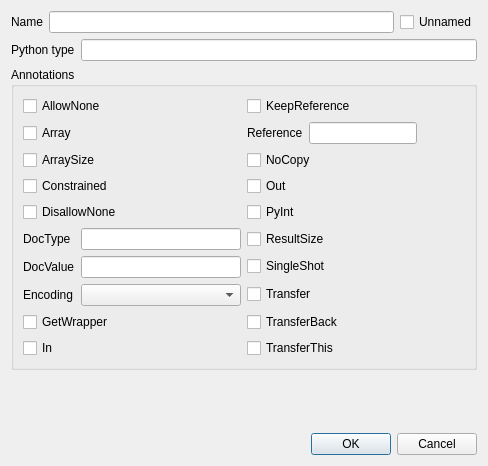
Above: metasip/api_editor/Designer/ArgPropertiesBase.ui from Python-SIP/metasip before the change. Below: the same form after it.
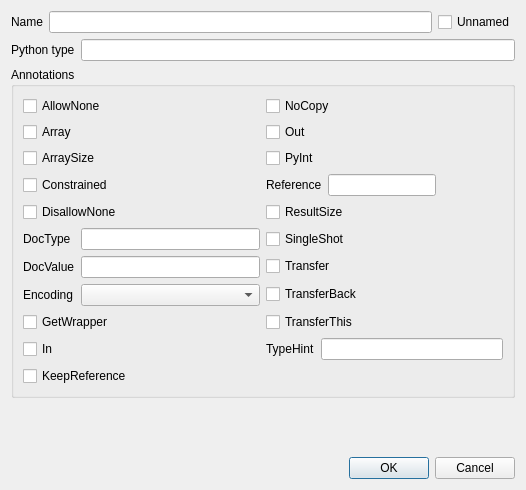
That is the form after the change.

Commit message: Added support for the /TypeHint/ annotations.

```diff
--- a/metasip/api_editor/Designer/ArgPropertiesBase.ui
+++ b/metasip/api_editor/Designer/ArgPropertiesBase.ui
@@ -6,8 +6,8 @@
    <rect>
     <x>0</x>
     <y>0</y>
-    <width>488</width>
-    <height>466</height>
+    <width>526</width>
+    <height>490</height>
    </rect>
   </property>
   <property name="windowTitle">
@@ -55,14 +55,56 @@
       <string>Annotations</string>
      </property>
      <layout class="QGridLayout" name="gridLayout">
-      <item row="3" column="0">
+      <item row="0" column="0">
+       <widget class="QCheckBox" name="allowNoneCb">
+        <property name="text">
+         <string>AllowNone</string>
+        </property>
+       </widget>
+      </item>
+      <item row="0" column="1">
+       <widget class="QCheckBox" name="noCopyCb">
+        <property name="text">
+         <string>NoCopy</string>
+        </property>
+       </widget>
+      </item>
+      <item row="1" column="0">
+       <widget class="QCheckBox" name="arrayCb">
+        <property name="text">
+         <string>Array</string>
+        </property>
+       </widget>
+      </item>
+      <item row="1" column="1">
+       <widget class="QCheckBox" name="outCb">
+        <property name="text">
+         <string>Out</string>
+        </property>
+       </widget>
+      </item>
+      <item row="2" column="0">
        <widget class="QCheckBox" name="arraySizeCb">
         <property name="text">
          <string>ArraySize</string>
         </property>
        </widget>
       </item>
-      <item row="1" column="1">
+      <item row="2" column="1">
+       <widget class="QCheckBox" name="pyIntCb">
+        <property name="text">
+         <string>PyInt</string>
+        </property>
+       </widget>
+      </item>
+      <item row="3" column="0">
+       <widget class="QCheckBox" name="constrainedCb">
+        <property name="text">
+         <string>Constrained</string>
+        </property>
+       </widget>
+      </item>
+      <item row="3" column="1">
        <layout class="QFormLayout" name="formLayout_2">
         <property name="fieldGrowthPolicy">
          <enum>QFormLayout::FieldsStayAtSizeHint</enum>
@@ -79,14 +121,21 @@
         </item>
        </layout>
       </item>
-      <item row="7" column="1">
-       <widget class="QCheckBox" name="pyIntCb">
+      <item row="4" column="0">
+       <widget class="QCheckBox" name="disallowNoneCb">
         <property name="text">
-         <string>PyInt</string>
+         <string>DisallowNone</string>
         </property>
        </widget>
       </item>
-      <item row="8" column="0" rowspan="3">
+      <item row="4" column="1">
+       <widget class="QCheckBox" name="resultSizeCb">
+        <property name="text">
+         <string>ResultSize</string>
+        </property>
+       </widget>
+      </item>
+      <item row="5" column="0" rowspan="3">
        <layout class="QFormLayout" name="formLayout">
         <item row="0" column="0">
          <widget class="QLabel" name="label_3">
@@ -120,101 +169,66 @@
         </item>
        </layout>
       </item>
-      <item row="9" column="1">
+      <item row="5" column="1">
        <widget class="QCheckBox" name="singleShotCb">
         <property name="text">
          <string>SingleShot</string>
         </property>
        </widget>
       </item>
-      <item row="10" column="1">
+      <item row="6" column="1">
        <widget class="QCheckBox" name="transferCb">
         <property name="text">
          <string>Transfer</string>
         </property>
        </widget>
       </item>
-      <item row="11" column="0">
+      <item row="7" column="1">
+       <widget class="QCheckBox" name="transferBackCb">
+        <property name="text">
+         <string>TransferBack</string>
+        </property>
+       </widget>
+      </item>
+      <item row="8" column="0">
        <widget class="QCheckBox" name="getWrapperCb">
         <property name="text">
          <string>GetWrapper</string>
         </property>
        </widget>
       </item>
-      <item row="1" column="0">
-       <widget class="QCheckBox" name="arrayCb">
-        <property name="text">
-         <string>Array</string>
-        </property>
-       </widget>
-      </item>
-      <item row="0" column="0">
-       <widget class="QCheckBox" name="allowNoneCb">
-        <property name="text">
-         <string>AllowNone</string>
-        </property>
-       </widget>
-      </item>
-      <item row="0" column="1">
-       <widget class="QCheckBox" name="keepRefCb">
-        <property name="text">
-         <string>KeepReference</string>
-        </property>
-       </widget>
-      </item>
       <item row="8" column="1">
-       <widget class="QCheckBox" name="resultSizeCb">
-        <property name="text">
-         <string>ResultSize</string>
-        </property>
-       </widget>
-      </item>
-      <item row="7" column="0">
-       <widget class="QCheckBox" name="disallowNoneCb">
-        <property name="text">
-         <string>DisallowNone</string>
-        </property>
-       </widget>
-      </item>
-      <item row="11" column="1">
-       <widget class="QCheckBox" name="transferBackCb">
-        <property name="text">
-         <string>TransferBack</string>
-        </property>
-       </widget>
-      </item>
-      <item row="12" column="0">
-       <widget class="QCheckBox" name="inCb">
-        <property name="text">
-         <string>In</string>
-        </property>
-       </widget>
-      </item>
-      <item row="12" column="1">
        <widget class="QCheckBox" name="transferThisCb">
         <property name="text">
          <string>TransferThis</string>
         </property>
        </widget>
       </item>
-      <item row="4" column="0">
-       <widget class="QCheckBox" name="constrainedCb">
+      <item row="9" column="0">
+       <widget class="QCheckBox" name="inCb">
         <property name="text">
-         <string>Constrained</string>
+         <string>In</string>
         </property>
        </widget>
       </item>
-      <item row="3" column="1">
-       <widget class="QCheckBox" name="noCopyCb">
-        <property name="text">
-         <string>NoCopy</string>
-        </property>
-       </widget>
+      <item row="9" column="1">
+       <layout class="QFormLayout" name="formLayout_3">
+        <item row="0" column="0">
+         <widget class="QLabel" name="label_6">
+          <property name="text">
+           <string>TypeHint</string>
+          </property>
+         </widget>
+        </item>
+        <item row="0" column="1">
+         <widget class="QLineEdit" name="typeHint"/>
+        </item>
+       </layout>
       </item>
-      <item row="4" column="1">
-       <widget class="QCheckBox" name="outCb">
+      <item row="10" column="0">
+       <widget class="QCheckBox" name="keepRefCb">
         <property name="text">
-         <string>Out</string>
+         <string>KeepReference</string>
         </property>
        </widget>
       </item>
```
Left out of the diff: 4 changed lines with no effect on the pictures. The commit also changes 5 other files.
